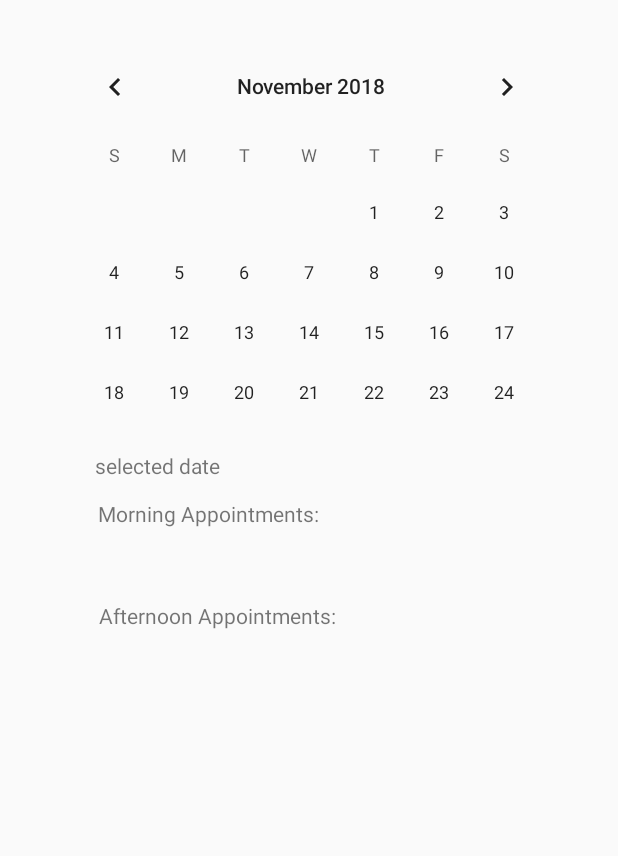
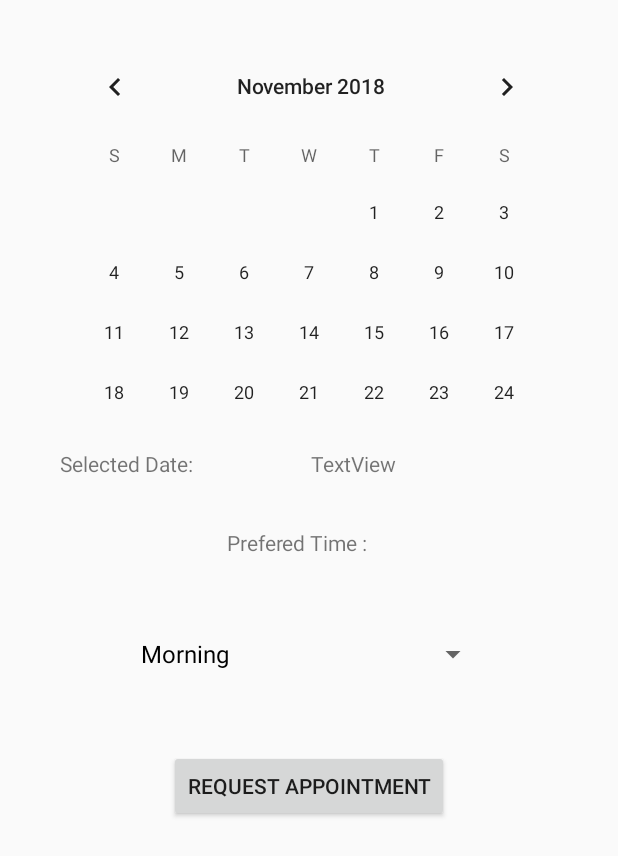
Before and after one commit to lnooyen40/Telemedicine-App, an Android app: the Appointments screen opened directly, with no data from a screen before it, on a phone screen of 412 x 824 dp. Shown: the top 856 px of the screen. Run offline under Robolectric (Android 15) with nearby library versions, the phone set to English and light mode, and no system bars.

Commit message:
Add files via upload

```diff
--- a/app/src/main/res/layout/activity_appointments.xml
+++ b/app/src/main/res/layout/activity_appointments.xml
@@ -26,56 +26,79 @@
         app:layout_constraintVertical_bias="0.029" />
 
     <TextView
+        android:id="@+id/tvSelect"
+        android:layout_width="wrap_content"
+        android:layout_height="wrap_content"
+        android:layout_marginStart="8dp"
+        android:layout_marginTop="8dp"
+        android:layout_marginEnd="8dp"
+        android:layout_marginBottom="8dp"
+        android:text="Selected Date:"
+        app:layout_constraintBottom_toBottomOf="parent"
+        app:layout_constraintEnd_toEndOf="parent"
+        app:layout_constraintHorizontal_bias="0.104"
+        app:layout_constraintStart_toStartOf="parent"
+        app:layout_constraintTop_toBottomOf="@+id/cvCalendar"
+        app:layout_constraintVertical_bias="0.026" />
+
+    <Spinner
+        android:id="@+id/spinOptions"
+        android:layout_width="240dp"
+        android:layout_height="28dp"
+        android:layout_marginStart="8dp"
+        android:layout_marginTop="8dp"
+        android:layout_marginEnd="8dp"
+        android:layout_marginBottom="8dp"
+        app:layout_constraintBottom_toBottomOf="parent"
+        app:layout_constraintEnd_toEndOf="parent"
+        app:layout_constraintStart_toStartOf="parent"
+        app:layout_constraintTop_toBottomOf="@+id/tvSelected"
+        app:layout_constraintVertical_bias="0.206" />
+
+    <Button
+        android:id="@+id/btnRequest"
+        android:layout_width="wrap_content"
+        android:layout_height="wrap_content"
+        android:layout_marginStart="8dp"
+        android:layout_marginTop="8dp"
+        android:layout_marginEnd="8dp"
+        android:layout_marginBottom="8dp"
+        android:text="Request Appointment"
+        app:layout_constraintBottom_toBottomOf="parent"
+        app:layout_constraintEnd_toEndOf="parent"
+        app:layout_constraintStart_toStartOf="parent"
+        app:layout_constraintTop_toBottomOf="@+id/spinOptions"
+        app:layout_constraintVertical_bias="0.135" />
+
+    <TextView
+        android:id="@+id/textView11"
+        android:layout_width="110dp"
+        android:layout_height="26dp"
+        android:layout_marginStart="8dp"
+        android:layout_marginTop="8dp"
+        android:layout_marginEnd="8dp"
+        android:layout_marginBottom="8dp"
+        android:text="Prefered Time : "
+        app:layout_constraintBottom_toBottomOf="parent"
+        app:layout_constraintEnd_toEndOf="parent"
+        app:layout_constraintStart_toStartOf="parent"
+        app:layout_constraintTop_toBottomOf="@+id/tvSelect"
+        app:layout_constraintVertical_bias="0.054" />
+
+    <TextView
         android:id="@+id/tvSelected"
         android:layout_width="wrap_content"
         android:layout_height="wrap_content"
-        android:layout_marginBottom="8dp"
-        android:layout_marginEnd="8dp"
-        android:layout_marginLeft="8dp"
-        android:layout_marginRight="8dp"
         android:layout_marginStart="8dp"
         android:layout_marginTop="8dp"
-        android:text="selected date"
+        android:layout_marginEnd="8dp"
+        android:layout_marginBottom="8dp"
+        android:text="TextView"
         app:layout_constraintBottom_toBottomOf="parent"
         app:layout_constraintEnd_toEndOf="parent"
-        app:layout_constraintHorizontal_bias="0.176"
-        app:layout_constraintStart_toStartOf="parent"
+        app:layout_constraintHorizontal_bias="0.335"
+        app:layout_constraintStart_toEndOf="@+id/tvSelect"
         app:layout_constraintTop_toBottomOf="@+id/cvCalendar"
-        app:layout_constraintVertical_bias="0.029" />
+        app:layout_constraintVertical_bias="0.026" />
 
-    <TextView
-        android:id="@+id/tvMorning"
-        android:layout_width="176dp"
-        android:layout_height="29dp"
-        android:layout_marginBottom="8dp"
-        android:layout_marginEnd="8dp"
-        android:layout_marginLeft="8dp"
-        android:layout_marginRight="8dp"
-        android:layout_marginStart="8dp"
-        android:layout_marginTop="8dp"
-        android:text="Morning Appointments:"
-        app:layout_constraintBottom_toBottomOf="parent"
-        app:layout_constraintEnd_toEndOf="parent"
-        app:layout_constraintHorizontal_bias="0.26"
-        app:layout_constraintStart_toStartOf="parent"
-        app:layout_constraintTop_toBottomOf="@+id/tvSelected"
-        app:layout_constraintVertical_bias="0.01" />
-
-    <TextView
-        android:id="@+id/tvAfternoon"
-        android:layout_width="192dp"
-        android:layout_height="19dp"
-        android:layout_marginBottom="8dp"
-        android:layout_marginEnd="8dp"
-        android:layout_marginLeft="8dp"
-        android:layout_marginRight="8dp"
-        android:layout_marginStart="8dp"
-        android:layout_marginTop="8dp"
-        android:text="Afternoon Appointments:"
-        app:layout_constraintBottom_toBottomOf="parent"
-        app:layout_constraintEnd_toEndOf="parent"
-        app:layout_constraintHorizontal_bias="0.284"
-        app:layout_constraintStart_toStartOf="parent"
-        app:layout_constraintTop_toBottomOf="@+id/tvMorning"
-        app:layout_constraintVertical_bias="0.072" />
 </android.support.constraint.ConstraintLayout>
```
